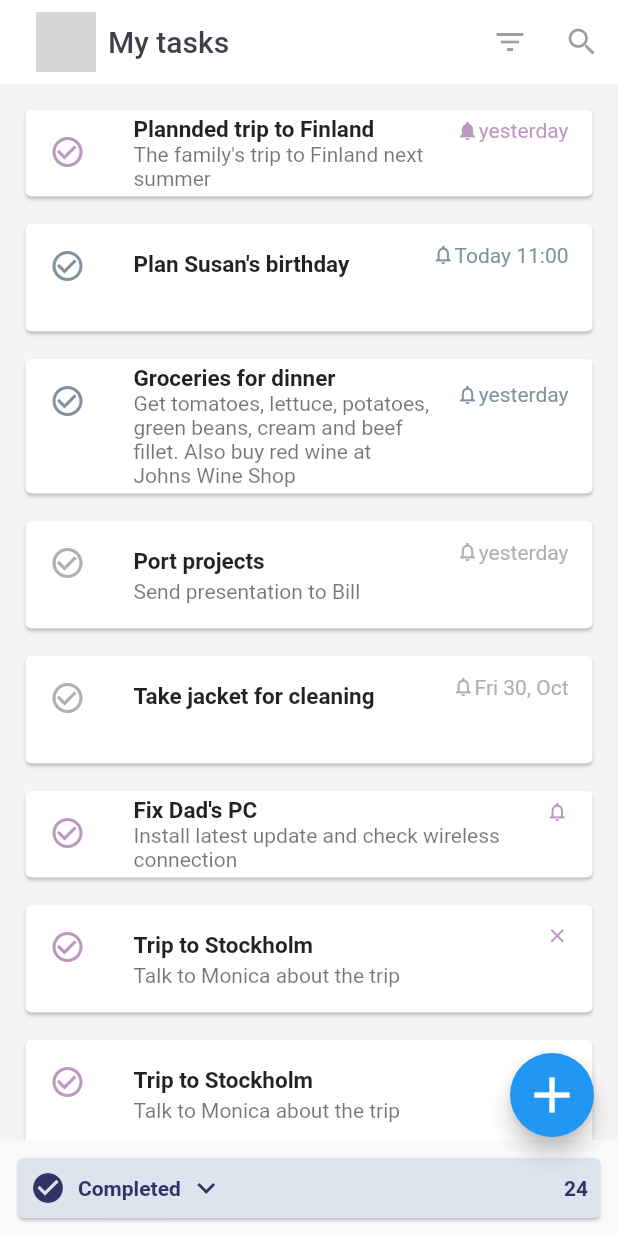
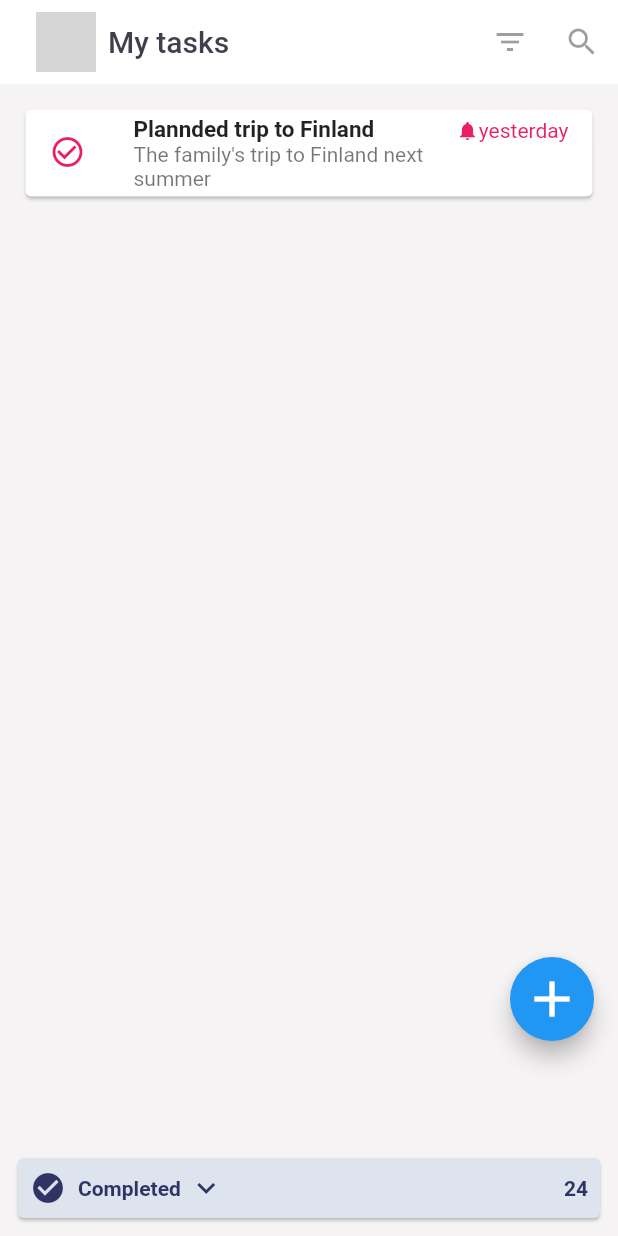
Before and after one commit to claudeamadu/todoapp, a Flutter app: the screen it shows after launch, on a phone screen of 412 x 824 dp. Run offline on Flutter 3.47's test engine with Material 2 defaults, Android fonts, the phone set to English and light mode, and no system bars; our stand-ins replace modal_bottom_sheet; network calls fail; grey boxes are pictures that could not be loaded.

Commit message:
create added

```diff
--- a/lib/create_todo_view.dart
+++ b/lib/create_todo_view.dart
@@ -1,5 +1,3 @@
-import 'dart:html';
-
 import 'package:flutter/material.dart';
 
 class CreateTodo extends StatelessWidget {
@@ -80,6 +78,20 @@ class CreateTodo extends StatelessWidget {
                     ),
                   ),
                 ],
+              ),
+              const SizedBox(
+                height: 30,
+              ),
+              TextButton(
+                style: TextButton.styleFrom(backgroundColor: Colors.blue),
+                onPressed: null,
+                child: const Center(
+                  child: Padding(
+                    padding: EdgeInsets.all(8.0),
+                    child: Text("Create",
+                        style: TextStyle(color: Colors.white, fontSize: 25)),
+                  ),
+                ),
               )
             ],
           ),
--- a/lib/home_view.dart
+++ b/lib/home_view.dart
@@ -1,11 +1,41 @@
+// ignore_for_file: prefer_const_constructors
+
 import 'package:flutter/material.dart';
+import 'package:modal_bottom_sheet/modal_bottom_sheet.dart';
 import 'package:todoapp/create_todo_view.dart';
+import 'package:todoapp/utilities.dart';
 
 class HomeView extends StatelessWidget {
-  const HomeView({Key? key}) : super(key: key);
+  HomeView({Key? key}) : super(key: key);
 
+  final List<Map<String, dynamic>> completedTask = [];
+  final List<Map<String, dynamic>> mydatabase = [
+    {
+      "taskTitle": "Plan trip to Accra",
+      "subTitle": "I will be going to Accra",
+      "time": "Yesterday",
+      "isCompleted": false
+    },
+    {
+      "taskTitle": "Work on final flutter project",
+      "subTitle": "Submit final project",
+      "time": "Yesterday",
+      "isCompleted": false
+    },
+    {
+      "taskTitle": "Do you have an iphone",
+      "subTitle": "No please",
+      "time": "Yesterday",
+      "isCompleted": true
+    }
+  ];
   @override
   Widget build(BuildContext context) {
+    for (var element in mydatabase) {
+      if (element['isCompleted'] == true) {
+        completedTask.add(element);
+      }
+    }
     return Scaffold(
       backgroundColor: const Color.fromRGBO(245, 243, 244, 1),
       appBar: AppBar(
@@ -48,56 +78,6 @@ class HomeView extends StatelessWidget {
               task: 'Plannded trip to Finland',
               time: 'yesterday',
             ),
-            TaskWidget(
-              color: Color.fromRGBO(131, 145, 158, 1),
-              icon: Icons.notifications_none_outlined,
-              task_info: "",
-              task: "Plan Susan's birthday",
-              time: 'Today 11:00',
-            ),
-            TaskWidget(
-              color: Color.fromRGBO(131, 145, 158, 1),
-              icon: Icons.notifications_none_outlined,
-              task_info:
-                  "Get tomatoes, lettuce, potatoes, green beans, cream and beef fillet. Also buy red wine at Johns Wine Shop",
-              task: 'Groceries for dinner',
-              time: 'yesterday',
-            ),
-            TaskWidget(
-              color: Color.fromRGBO(177, 176, 174, 1),
-              icon: Icons.notifications_none_outlined,
-              task_info: "Send presentation to Bill",
-              task: 'Port projects',
-              time: 'yesterday',
-            ),
-            TaskWidget(
-              color: Color.fromRGBO(177, 176, 174, 1),
-              icon: Icons.notifications_none_outlined,
-              task_info: "",
-              task: 'Take jacket for cleaning',
-              time: 'Fri 30, Oct',
-            ),
-            TaskWidget(
-              color: Color.fromRGBO(188, 151, 192, 1),
-              icon: Icons.notifications_none_outlined,
-              task_info: "Install latest update and check wireless connection",
-              task: "Fix Dad's PC",
-              time: '',
-            ),
-            TaskWidget(
-              color: Color.fromRGBO(188, 151, 192, 1),
-              icon: Icons.clear,
-              task_info: "Talk to Monica about the trip",
-              task: 'Trip to Stockholm',
-              time: '',
-            ),
-            TaskWidget(
-              color: Color.fromRGBO(188, 151, 192, 1),
-              icon: Icons.clear,
-              task_info: "Talk to Monica about the trip",
-              task: 'Trip to Stockholm',
-              time: '',
-            ),
           ],
         ),
       ),
@@ -117,8 +97,30 @@ class HomeView extends StatelessWidget {
               size: 40,
             )),
       ),
-      bottomSheet: Padding(
+      bottomNavigationBar: Padding(
         padding: const EdgeInsets.all(8.0),
+        child: InkWell(
+          onTap: () {
+            showBarModalBottomSheet(
+                context: context,
+                builder: (context) {
+                  return ListView.separated(
+                      itemBuilder: (context, index) {
+                        return TaskWidget(
+                            task: completedTask[index]['taskTitle'],
+                            task_info: completedTask[index]['subTitle'],
+                            time: completedTask[index]['time'],
+                            icon: Icons.notifications,
+                            color: paint(completedTask[index]['time']));
+                      },
+                      separatorBuilder: (context, index) {
+                        return const SizedBox(
+                          height: 10,
+                        );
+                      },
+                      itemCount: completedTask.length);
+                });
+          },
           child: Card(
             color: const Color.fromRGBO(221, 228, 238, 1),
             child: Padding(
@@ -152,6 +154,7 @@ class HomeView extends StatelessWidget {
             ),
           ),
         ),
+      ),
     );
   }
 }
@@ -180,7 +183,7 @@ class TaskWidget extends StatelessWidget {
         child: ListTile(
           leading: Icon(
             Icons.check_circle_outline,
-            color: color,
+            color: paint(time),
           ),
           title: Text(task,
               overflow: TextOverflow.ellipsis,
@@ -196,8 +199,8 @@ class TaskWidget extends StatelessWidget {
               verticalDirection: VerticalDirection.up,
               children: <Widget>[
                 // ignore: unnecessary_null_comparison
-                Icon(icon, size: 15, color: color),
-                Text(time, style: TextStyle(color: color)),
+                Icon(icon, size: 15, color: paint(time)),
+                Text(time, style: TextStyle(color: paint(time))),
               ],
             ),
           ),
--- a/lib/main.dart
+++ b/lib/main.dart
@@ -15,7 +15,7 @@ class MyApp extends StatelessWidget {
           primarySwatch: Colors.blue,
         ),
         //HomeView from home_view.dart
-        home: const HomeView(),
+        home: HomeView(),
         debugShowCheckedModeBanner: false);
   }
 }
--- /dev/null
+++ b/lib/utilities.dart
@@ -0,0 +1,13 @@
+import 'package:flutter/material.dart';
+
+Color paint(String time) {
+  var color = Colors.black;
+  if (time == 'yesterday') {
+    color = Colors.pink;
+  } else if (time == 'today') {
+    color = Colors.blue;
+  } else {
+    color = Colors.grey;
+  }
+  return color;
+}
--- a/pubspec.yaml
+++ b/pubspec.yaml
@@ -34,7 +34,7 @@ dependencies:
   # The following adds the Cupertino Icons font to your application.
   # Use with the CupertinoIcons class for iOS style icons.
   cupertino_icons: ^1.0.2
-
+  modal_bottom_sheet: ^2.0.0
 dev_dependencies:
   flutter_test:
     sdk: flutter
```
Also changed, not shown: pubspec.lock. Lines whose indentation alone changed are shown as unchanged.
